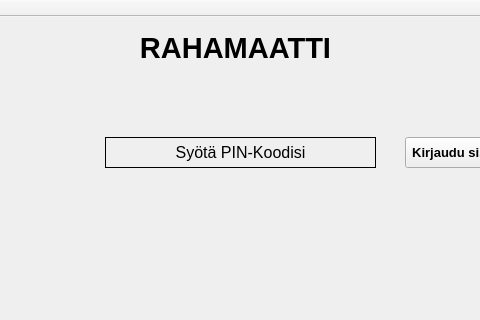
Old version of the form bankSimul/banksimulmainwindow.ui in the repository KMiika/Pankkiautomaatti; both pictures show x 155 to 635 and y 0 to 320 of the 800 by 541 pixel window.
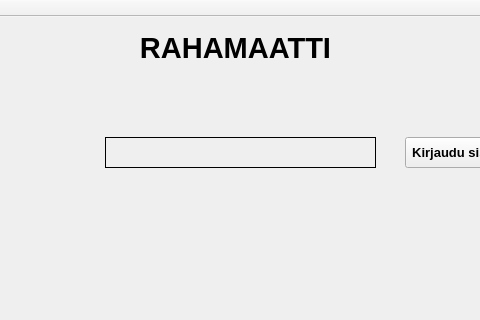
New version of the form.

Diff of the .ui file:
```diff
--- a/bankSimul/banksimulmainwindow.ui
+++ b/bankSimul/banksimulmainwindow.ui
@@ -66,7 +66,7 @@
        <enum>QFrame::Box</enum>
       </property>
       <property name="text">
-       <string>Syötä PIN-Koodisi</string>
+       <string/>
       </property>
       <property name="alignment">
        <set>Qt::AlignCenter</set>
```
